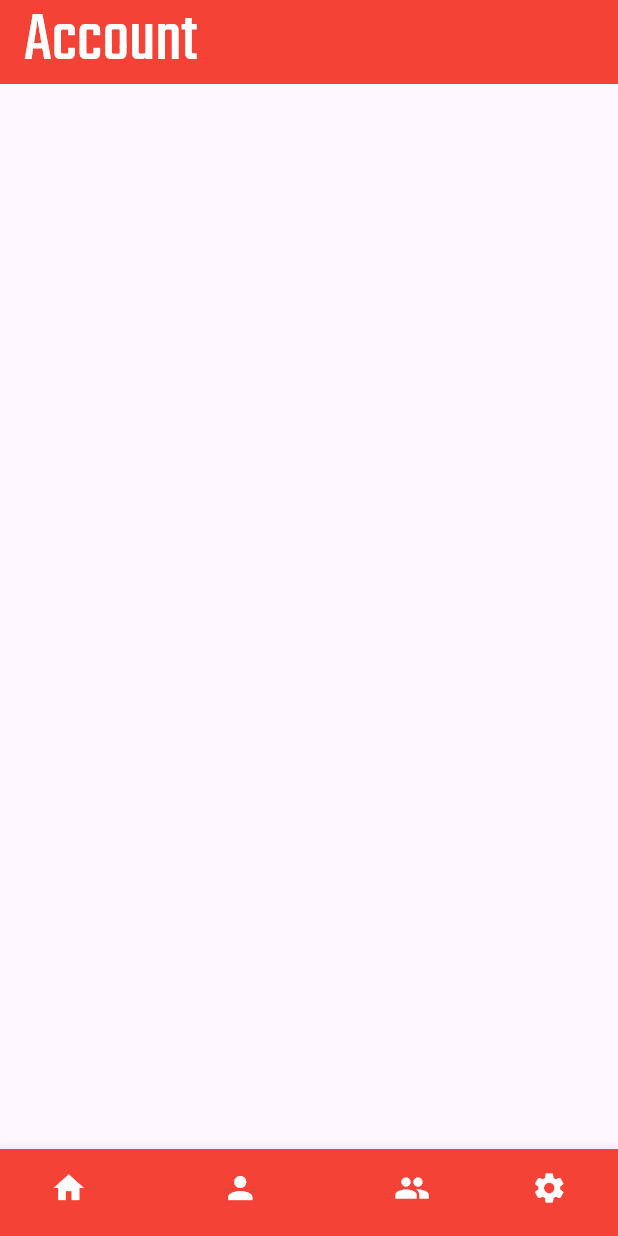
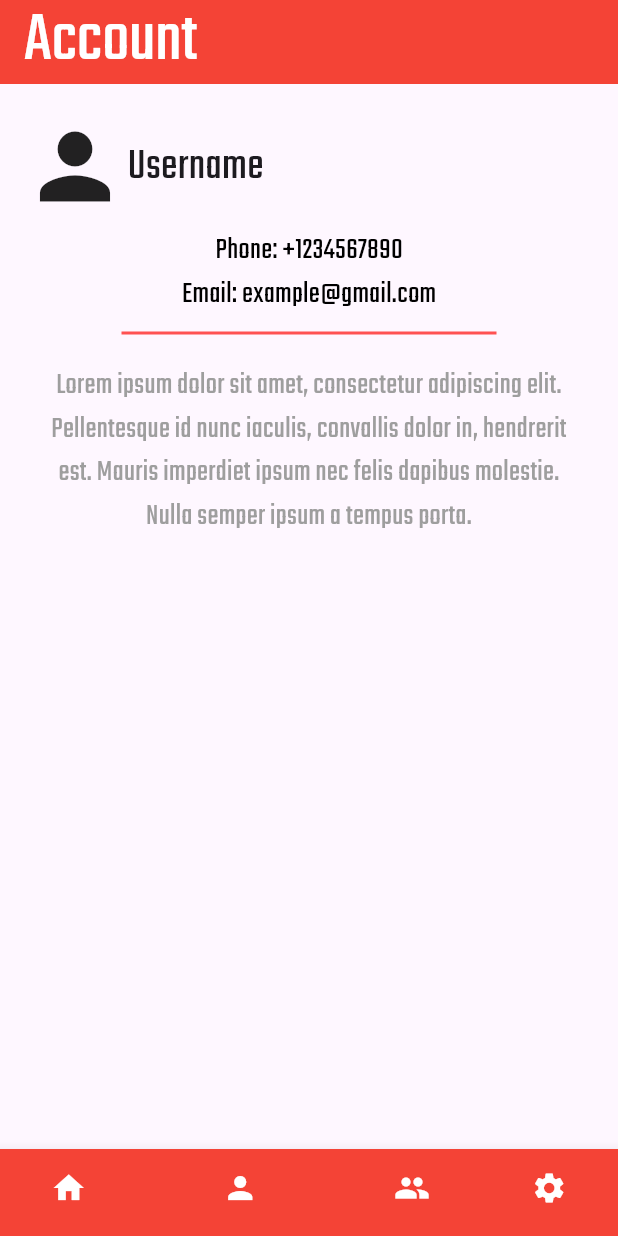
Before and after one commit to rhanakeawe/comrades_flutter, a Flutter app: the screen it shows after launch, item 2 of the bottom bar chosen, on a phone screen of 412 x 824 dp. Run offline on Flutter 3.47's test engine with Material 3 defaults, Android fonts, the phone set to English and light mode, and no system bars; our stand-ins replace google_fonts, table_calendar.

Commit message:
account.dart updated

```diff
--- a/lib/views/account.dart
+++ b/lib/views/account.dart
@@ -1,8 +1,20 @@
 import 'package:flutter/material.dart';
 import 'package:google_fonts/google_fonts.dart';
 
-class AccountScreen extends StatelessWidget {
+class AccountScreen extends StatefulWidget {
   const AccountScreen({super.key});
+
+  @override
+  State<AccountScreen> createState() => _AccountScreenState();
+}
+
+class _AccountScreenState extends State<AccountScreen> {
+  // Todo: Add userIcon for Icon
+  String userPhone = "+1234567890";
+  String userEmail = "example@gmail.com";
+  String userName = "Username";
+  String userDesc =
+      "Lorem ipsum dolor sit amet, consectetur adipiscing elit. Pellentesque id nunc iaculis, convallis dolor in, hendrerit est. Mauris imperdiet ipsum nec felis dapibus molestie. Nulla semper ipsum a tempus porta. ";
 
   @override
   Widget build(BuildContext context) {
@@ -14,6 +26,58 @@ class AccountScreen extends StatelessWidget {
           style: GoogleFonts.teko(color: Colors.white, fontSize: 48),
         ),
       ),
+      body: Center(
+        child: Padding(
+          padding: const EdgeInsets.all(15.0),
+          child: Column(
+            children: [
+              Row( children: [Container(
+                margin: const EdgeInsetsDirectional.fromSTEB(0, 5, 0, 5),
+                child: const Center(
+                    child: Icon(
+                      // Todo: Add userIcon here
+                      Icons.person,
+                      size: 70,
+                    )),
+              ),
+                Text(
+                  userName,
+                  style: GoogleFonts.teko(fontSize: 30),
+                ),],),
+              Container(
+                margin: const EdgeInsetsDirectional.fromSTEB(0, 2, 0, 0),
+                child: Text(
+                  'Phone: $userPhone',
+                  style: GoogleFonts.teko(color: Colors.black, fontSize: 20),
+                ),
+              ),
+              Container(
+                margin: const EdgeInsetsDirectional.fromSTEB(0, 0, 0, 10),
+                child: Text(
+                  'Email: $userEmail',
+                  style: GoogleFonts.teko(color: Colors.black, fontSize: 20),
+                ),
+              ),
+              SizedBox(
+                width: 250,
+                height: 2,
+                child: Container(
+                  decoration: BoxDecoration(
+                      border: Border.all(color: Colors.redAccent)),
+                ),
+              ),
+              Container(
+                margin: const EdgeInsetsDirectional.fromSTEB(10, 20, 10, 10),
+                child: Text(
+                  userDesc,
+                  style: GoogleFonts.teko(fontSize: 20, color: Colors.grey),
+                  textAlign: TextAlign.center,
+                ),
+              )
+            ],
+          ),
+        ),
+      ),
     );
   }
 }
```
Also changed, not shown: pubspec.lock.
